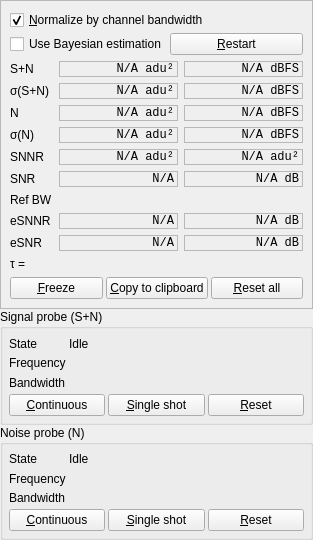
The window that SNRTool.ui (BatchDrake/AmateurDSN) describes before a commit, drawn with Qt 5.
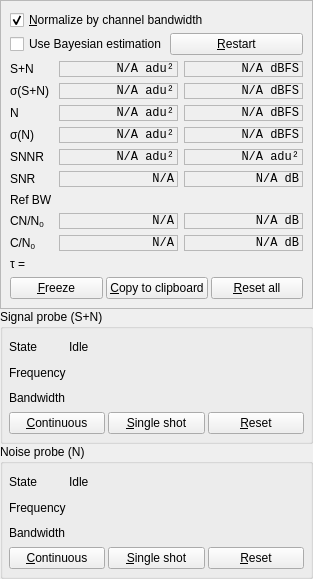
The same window after the commit. Custom widgets are drawn as their Qt base class.

Commit message: More reasonable quantity names

What changed in the file:
```diff
--- a/SNRTool.ui
+++ b/SNRTool.ui
@@ -7,7 +7,7 @@
     <x>0</x>
     <y>0</y>
     <width>313</width>
-    <height>540</height>
+    <height>579</height>
    </rect>
   </property>
   <property name="sizePolicy">
@@ -544,7 +544,7 @@
       <item row="11" column="0">
        <widget class="QLabel" name="label_8">
         <property name="text">
-         <string>eSNR</string>
+         <string>C/N&lt;sub&gt;0&lt;/sub&gt;</string>
         </property>
        </widget>
       </item>
@@ -572,7 +572,10 @@
       <item row="10" column="0">
        <widget class="QLabel" name="label_4">
         <property name="text">
-         <string>eSNNR</string>
+         <string>&lt;html&gt;&lt;head/&gt;&lt;body&gt;&lt;p&gt;CN/N&lt;span style=&quot; vertical-align:sub;&quot;&gt;0&lt;/span&gt;&lt;/p&gt;&lt;/body&gt;&lt;/html&gt;</string>
+        </property>
+        <property name="textFormat">
+         <enum>Qt::RichText</enum>
         </property>
        </widget>
       </item>
```
Left out of the diff: 12 changed lines with no effect on the pictures.
